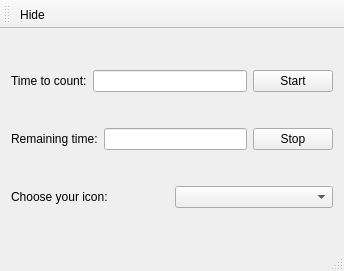
Before: the Qt Designer form SysTrayTimer/mainwindow.ui in Edewin/WorkTimer, drawn with Qt 5.
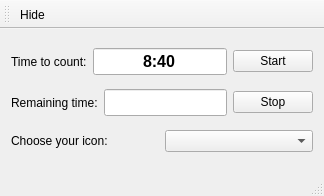
After: the same form once the commit is applied. Icons and pictures are not drawn.

The edit to the form file:
```diff
--- a/SysTrayTimer/mainwindow.ui
+++ b/SysTrayTimer/mainwindow.ui
@@ -9,8 +9,8 @@
    <rect>
     <x>0</x>
     <y>0</y>
-    <width>344</width>
-    <height>271</height>
+    <width>324</width>
+    <height>196</height>
    </rect>
   </property>
   <property name="maximumSize">
@@ -39,7 +39,21 @@
          </widget>
         </item>
         <item>
-         <widget class="QLineEdit" name="lineEditTotalTime"/>
+         <widget class="QLineEdit" name="lineEditTotalTime">
+          <property name="font">
+           <font>
+            <pointsize>12</pointsize>
+            <weight>75</weight>
+            <bold>true</bold>
+           </font>
+          </property>
+          <property name="text">
+           <string>8:40</string>
+          </property>
+          <property name="alignment">
+           <set>Qt::AlignCenter</set>
+          </property>
+         </widget>
         </item>
        </layout>
       </item>
@@ -64,7 +78,19 @@
          </widget>
         </item>
         <item>
-         <widget class="QLineEdit" name="lineEdit_remainingTime"/>
+         <widget class="QLineEdit" name="lineEdit_remainingTime">
+          <property name="font">
+           <font>
+            <pointsize>12</pointsize>
+            <weight>75</weight>
+            <italic>true</italic>
+            <bold>true</bold>
+           </font>
+          </property>
+          <property name="alignment">
+           <set>Qt::AlignCenter</set>
+          </property>
+         </widget>
         </item>
        </layout>
       </item>
```
Left out of the diff: 6 changed lines with no effect on the pictures.
